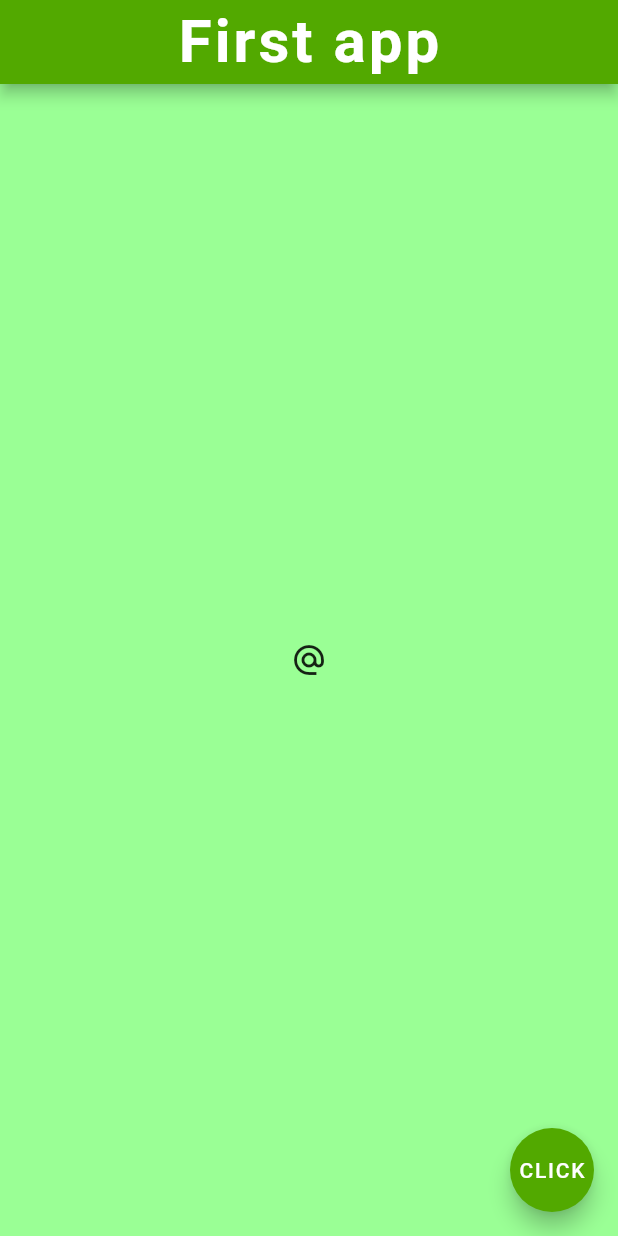
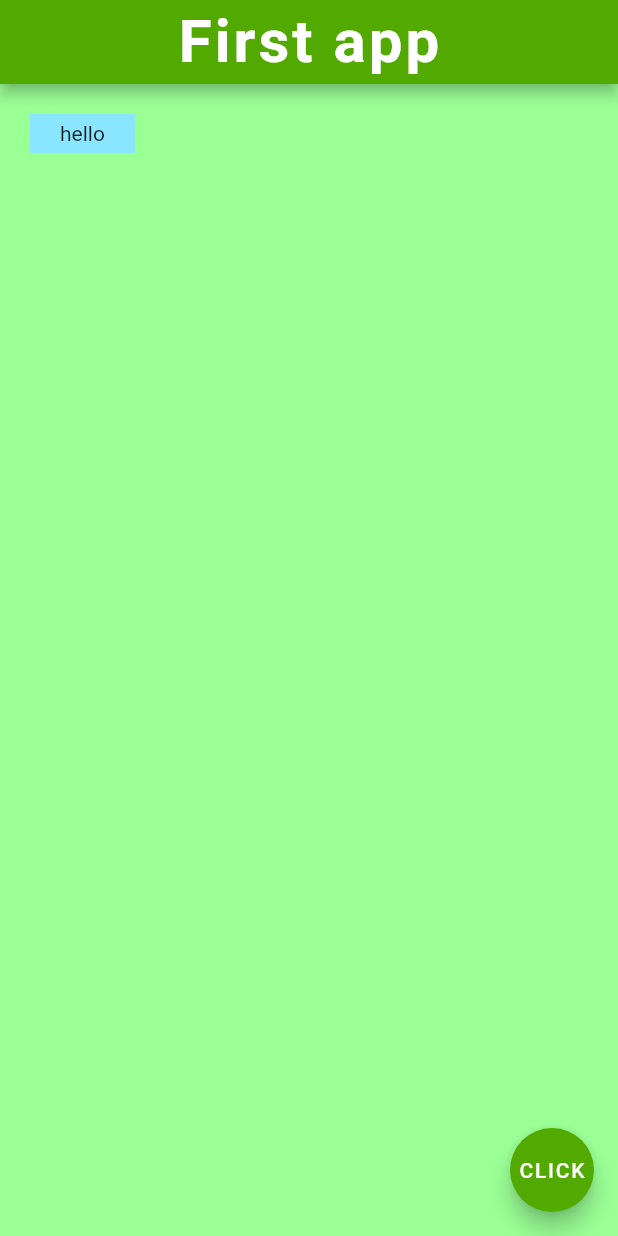
Before and after one commit to PatrykFlama/MiniProjects, a Flutter app: the screen it shows after launch, on a phone screen of 412 x 824 dp. Run offline on Flutter 3.47's test engine with Material 2 defaults, Android fonts, the light colour scheme and no system bars; Roboto replaces fonts that are missing (RubikIso); project files that could hold a hidden picture were left out.

Commit message:
containers

```diff
--- a/Tutorials/Flutter/firstapp/lib/main.dart
+++ b/Tutorials/Flutter/firstapp/lib/main.dart
@@ -28,12 +28,31 @@ class Home extends StatelessWidget {
         centerTitle: true,
         backgroundColor: Color.fromARGB(255, 82, 169, 0),
       ),
-      body: Center(
-        // ---- BUTTONS ----
-        child: IconButton(
-          onPressed: () {},
-          icon: Icon(Icons.alternate_email),
+
+      body: Container(
+        // padding: EdgeInsets.all(20.0),
+        padding: EdgeInsets.symmetric(horizontal: 20.0, vertical: 5.0),
+        // padding: EdgeInsets.fromLTRB(5.0, 15.0, 30.0, 50.0),
+        margin: EdgeInsets.all(20.0),
+        color: Color.fromARGB(255, 138, 230, 255),
+        child: Text('hello'),
       ),
+
+      // body: Padding(     // only padding can be applied
+      //   padding: EdgeInsets.all(100.0),
+      //   child: Text("HI!"),
+      // ),
+
+      // body: Center(
+      //   // ---- BUTTONS ----
+      //   child: IconButton(
+      //     onPressed: () {},
+      //     icon: Icon(Icons.alternate_email),
+      //     style: ButtonStyle(
+      //       shadowColor: MaterialStatePropertyAll(Colors.red),
+      //       iconColor: MaterialStatePropertyAll(Colors.blue),
+      //     ),
+      //   ),
 
       // child: ElevatedButton.icon(
       //   onPressed: () {},
@@ -66,7 +85,7 @@ class Home extends StatelessWidget {
 
       // ----- TEXT -----
       // child: Text("Hello World!"),
-      ),
+      //   ),
       floatingActionButton: FloatingActionButton(
         onPressed: () {},
         backgroundColor: const Color.fromARGB(255, 82, 169, 0),
```
Lines whose indentation alone changed are shown as unchanged.
